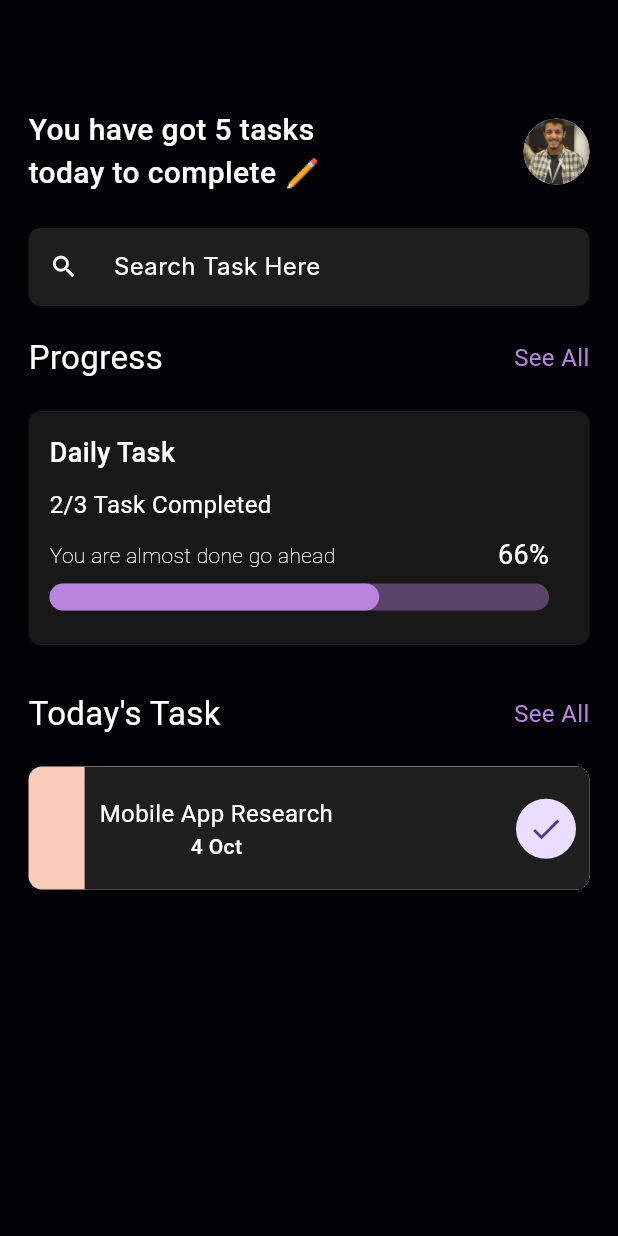
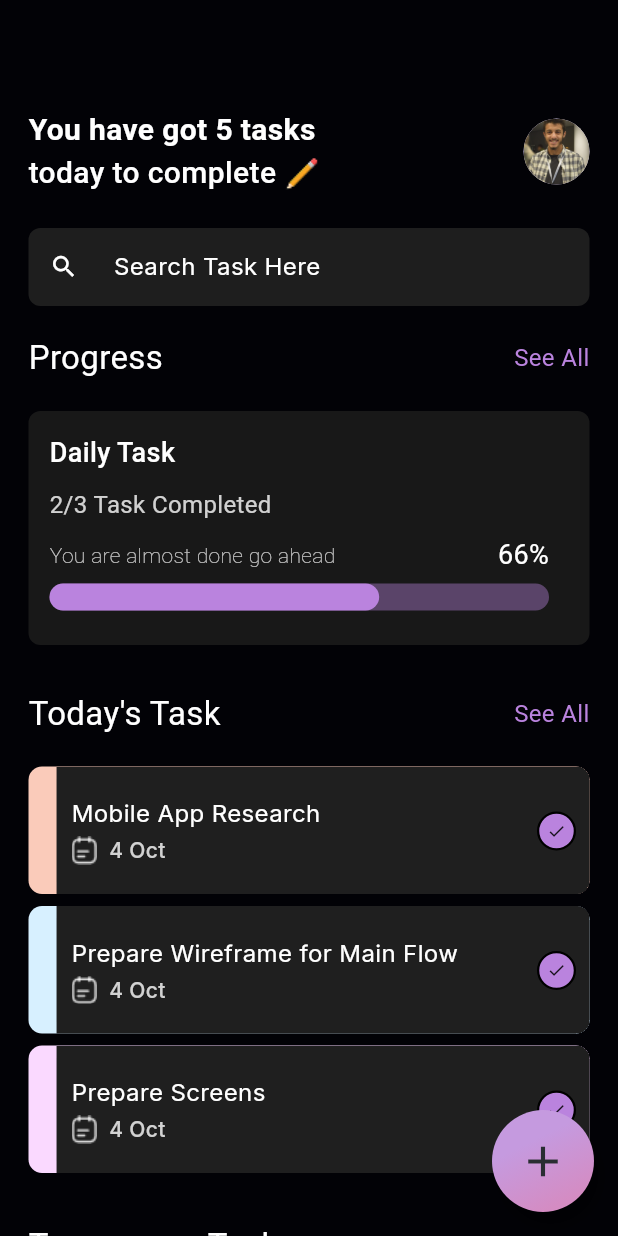
Before and after one commit to HammaAnes/ToDo-list, a Flutter app: the screen it shows after launch, on a phone screen of 412 x 824 dp. Run offline on Flutter 3.47's test engine with Material 3 defaults, Android fonts, the phone set to English and light mode, and no system bars; our stand-ins replace flutter_svg, google_fonts.

Commit message:
finished_first_page

```diff
--- a/lib/main.dart
+++ b/lib/main.dart
@@ -1,4 +1,6 @@
 import 'package:flutter/material.dart';
+import 'package:google_fonts/google_fonts.dart';
+import 'create_task.dart';
 
 void main() {
   runApp(const MyApp());
@@ -29,8 +31,38 @@ class _MyHomePageState extends State<MyHomePage> {
 
     return Scaffold(
       backgroundColor: Color(0xFF020206),
-      body: Container(
-
+      floatingActionButton:
+      Container(
+        height: 68,
+        width: 68,
+        decoration: BoxDecoration(
+          boxShadow: [
+            BoxShadow(
+              color: Color(0xFF000000).withValues(alpha: 0.35),
+              blurRadius: 5,
+              offset: Offset(5, 10)
+            ),
+          ],
+          shape: BoxShape.circle,
+          gradient: LinearGradient(colors: [Color(0xFFC59ADF),Color(0XFFD48CC3)], begin: Alignment.topLeft, end: Alignment.bottomCenter, stops: [0.4, 1])
+        ),
+        child: FloatingActionButton(
+          onPressed: ()=>{
+             Navigator.push(
+              context,
+              MaterialPageRoute(builder: (context) => CreateTask())
+            )
+          },
+          backgroundColor: Colors.transparent,
+          elevation: 0,
+          focusElevation: 0,
+          hoverElevation: 0,
+          disabledElevation: 0,
+          highlightElevation: 0, child: Icon(Icons.add, weight: 3, color: Color(0xFF292D32),size: 34),
+        )
+      ),
+      body: SingleChildScrollView(
+        child: Container(
           padding: EdgeInsets.symmetric(horizontal: 19),
           child: Column(
             children: [
@@ -43,13 +75,14 @@ class _MyHomePageState extends State<MyHomePage> {
                     children: [
                       Text(
                         "You have got 5 tasks",
-                      style: TextStyle(color: Colors.white, fontSize: 20, fontFamily: "Roboto", fontWeight: FontWeight.w500),
+                        style: GoogleFonts.roboto(color: Colors.white, fontSize: 20, fontWeight: FontWeight.w600),
+                        // style: TextStyle(),
                       ),
                       Row(
                         children: [
                           Text(
                             "today to complete ",
-                          style: TextStyle(color: Colors.white, fontSize: 20, fontFamily: "Roboto", fontWeight: FontWeight.w500),
+                            style: GoogleFonts.roboto(color: Colors.white, fontSize: 20, fontWeight: FontWeight.w500),
                           ),
                           Image.asset("assets/icons/pen.png", width: 23, height: 22,)
                         ],
@@ -82,7 +115,7 @@ class _MyHomePageState extends State<MyHomePage> {
                   Padding(padding: EdgeInsetsGeometry.symmetric(horizontal: 11.83)),
                   Text(
                     "Search Task Here",
-                  style: TextStyle(color: Colors.white, fontSize: 16, fontFamily: "Inter")
+                    style: GoogleFonts.inter(color: Colors.white, fontSize: 16)
                   )
                 ],
               ),
@@ -100,15 +133,15 @@ class _MyHomePageState extends State<MyHomePage> {
                 child: Column(
                   crossAxisAlignment: CrossAxisAlignment.start,
                   children: [
-                  Text("Daily Task", style: TextStyle(color: Colors.white, fontSize: 18, fontFamily: "Roboto", fontWeight: FontWeight.w500)),
+                    Text("Daily Task", style: GoogleFonts.roboto(color: Colors.white, fontSize: 18, fontWeight: FontWeight.w500)),
                     SizedBox(height: 10),
-                  Text("2/3 Task Completed", style: TextStyle(color: Colors.white, fontSize: 16, fontFamily: "Roboto", fontWeight: FontWeight.w400)),
+                    Text("2/3 Task Completed", style: GoogleFonts.roboto(color: Color(0xFFFFFFFF).withValues(alpha: 0.8), fontSize: 16, fontWeight: FontWeight.w400)),
                     SizedBox(height: 9),
                     Row(
                       mainAxisAlignment: MainAxisAlignment.spaceBetween,
                       children: [
-                      Text("You are almost done go ahead", style: TextStyle(color: Colors.white, fontSize: 14, fontFamily: "Roboto", fontWeight: FontWeight.w200)),
-                      Text("66%", style: TextStyle(color: Colors.white, fontSize: 18, fontFamily: "Roboto", fontWeight: FontWeight.w400)),
+                        Text("You are almost done go ahead", style: GoogleFonts.roboto(color: Color(0xFFFFFFFF).withValues(alpha: 0.8), fontSize: 14, fontWeight: FontWeight.w200)),
+                        Text("66%", style: GoogleFonts.roboto(color: Colors.white, fontSize: 18, fontWeight: FontWeight.w400)),
                       ],
                     ),
                     SizedBox(height: 6),
@@ -139,12 +172,27 @@ class _MyHomePageState extends State<MyHomePage> {
                 ),
               ),
               SizedBox(height: 30),
+
               See_all(sectionName: "Today's Task"),
               SizedBox(height: 20),
-            Task(taskName: "Mobile App Research", color: Color(0xFFFACBBA), taskDate: "4 Oct",)
+              Task(taskName: "Mobile App Research", color: Color(0xFFFACBBA), taskDate: "4 Oct"),
+              SizedBox(height: 8),
+              Task(taskName: "Prepare Wireframe for Main Flow", color: Color(0xFFD7F0FF), taskDate: "4 Oct"),
+              SizedBox(height: 8),
+              Task(taskName: "Prepare Screens", color: Color(0xFFFAD9FF), taskDate: "4 Oct"),
+              SizedBox(height: 33),
+
+              See_all(sectionName: "Tommorow Tasks"),
+              SizedBox(height: 20),
+              Task(taskName: "Website Research", color: Color(0xFFFACBBA), taskDate: "4 Oct"),
+              SizedBox(height: 8),
+              Task(taskName: "Prepare Wireframe for Main Flow", color: Color(0xFFD7F0FF), taskDate: "4 Oct"),
+              SizedBox(height: 8),
+              Task(taskName: "Prepare Screens", color: Color(0xFFFAD9FF), taskDate: "4 Oct"),
             ],
           ),
-      ),
+        )
+      )
     );
   }
 }
@@ -152,15 +200,15 @@ class _MyHomePageState extends State<MyHomePage> {
 class See_all extends StatelessWidget{
   final String sectionName;
 
-  const See_all({this.sectionName = ""});
+  const See_all({super.key, this.sectionName = ""});
 
   @override
   Widget build(BuildContext context) {
     return Row(
               mainAxisAlignment: MainAxisAlignment.spaceBetween,
               children: [
-                Text(sectionName, style: TextStyle(color: Colors.white, fontSize: 22, fontFamily: "Roboto")),
-                Text("See All", style: TextStyle(color: Color(0xFFBA83DE), fontSize: 16, fontFamily: "Roboto"))
+                Text(sectionName, style: GoogleFonts.roboto(color: Colors.white, fontSize: 22)),
+                Text("See All", style: GoogleFonts.roboto(color: Color(0xFFBA83DE), fontSize: 16))
               ],
             );
   }
@@ -172,7 +220,7 @@ class Task extends StatelessWidget{
   final String taskDate;
   final Color color;
 
-  const Task({this.taskName ="", this.taskDate = "", this.color = const Color(0xFFFFFFFF)});
+  const Task({super.key, this.taskName ="", this.taskDate = "", this.color = const Color(0xFFFFFFFF)});
 
   @override
   Widget build(BuildContext context) {
@@ -185,7 +233,7 @@ class Task extends StatelessWidget{
       alignment: AlignmentDirectional.topEnd,
       clipBehavior: Clip.hardEdge,
       child: LayoutBuilder(builder: (context, constraint){
-        double width = 0.90 *constraint.maxWidth;
+        double width = 0.95 *constraint.maxWidth;
         return Container(
           padding: EdgeInsets.only(left: 10, top: 20, right: 9, bottom: 19),
           decoration: BoxDecoration(
@@ -194,16 +242,33 @@ class Task extends StatelessWidget{
           ),
           width: width,
           child: Row(
-            // crossAxisAlignment: CrossAxisAlignment.center,
             mainAxisAlignment: MainAxisAlignment.spaceBetween,
             children: [
               Column(
+                crossAxisAlignment: CrossAxisAlignment.start,
                 children: [
-                  Text(taskName, style: TextStyle(color: Colors.white, fontSize: 16, fontFamily: "Roboto", fontWeight: FontWeight.w400)),
-                  Text(taskDate, style: TextStyle(color: Colors.white, fontSize: 14, fontFamily: "Roboto", fontWeight: FontWeight.w500)),
+                  Text(taskName, style: GoogleFonts.inter(color: Colors.white, fontSize: 16, fontWeight: FontWeight.w400)),
+                  SizedBox(height: 3),
+                  Row(
+                    children: [
+                      Image.asset("assets/icons/calendar.png"),
+                      Padding(padding: EdgeInsetsGeometry.symmetric(horizontal: 4)),
+                      Text(taskDate, style: GoogleFonts.inter(color: Color(0xFFFFFFFF).withValues(alpha: 0.80), fontSize: 14,fontWeight: FontWeight.w500))
+                    ],
+                  )
                 ],
               ),
-              CircleAvatar(child: Icon(Icons.check))
+              Container(
+                width: 26,
+                height: 26,
+                decoration: BoxDecoration(
+                  shape: BoxShape.circle,
+                  color: Color(0xFFBA83DE),
+                  border: BoxBorder.all(width: 1.5, color: Colors.black)
+                ),
+                child: Icon(Icons.check, size: 13, weight: 1.5),
+              )
+
             ],
           ),
         );
--- a/pubspec.yaml
+++ b/pubspec.yaml
@@ -30,6 +30,8 @@ environment:
 dependencies:
   flutter:
     sdk: flutter
+  google_fonts: ^6.3.2
+  flutter_svg: ^2.2.1
 
   # The following adds the Cupertino Icons font to your application.
   # Use with the CupertinoIcons class for iOS style icons.
@@ -62,6 +64,10 @@ flutter:
     - assets/
     - assets/images/anas_profile.jpg
     - assets/icons/pen.png
+    - assets/icons/calendar.png
+    - assets/icons/check.png
+    - assets/icons/left.svg
+    - assets/icons/right.svg
 
 
   # An image asset can refer to one or more resolution-specific "variants", see
```
Also changed, not shown: lib/create_task.dart (added, +93 -0 lines), assets/icons/calendar.png (added), assets/icons/check.png (added), assets/icons/left.svg (added), assets/icons/right.svg (added), pubspec.lock, 1 other file. Lines whose indentation alone changed are shown as unchanged.
